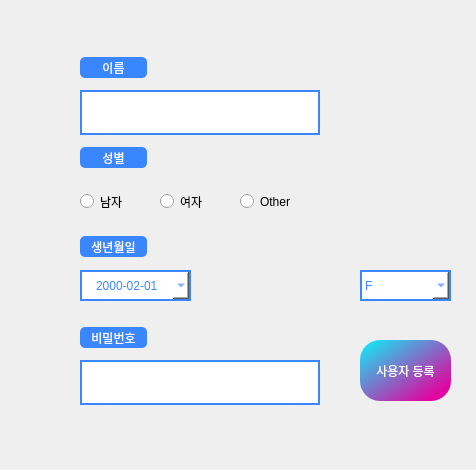
Qt form GUI/ui/userSetting.ui (addinedu-ros-4th/deeplearning-repo-6) before a commit.
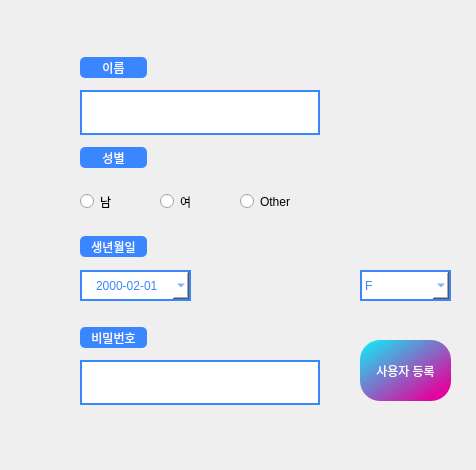
The same form after that commit.

The edit to the form file:
```diff
--- a/GUI/ui/userSetting.ui
+++ b/GUI/ui/userSetting.ui
@@ -179,7 +179,7 @@
 </string>
    </property>
    <property name="text">
-    <string>남자</string>
+    <string>남</string>
    </property>
   </widget>
   <widget class="QRadioButton" name="radio_woman">
@@ -199,7 +199,7 @@
 </string>
    </property>
    <property name="text">
-    <string>여자</string>
+    <string>여</string>
    </property>
   </widget>
   <widget class="QDateEdit" name="dateEdit">
```
